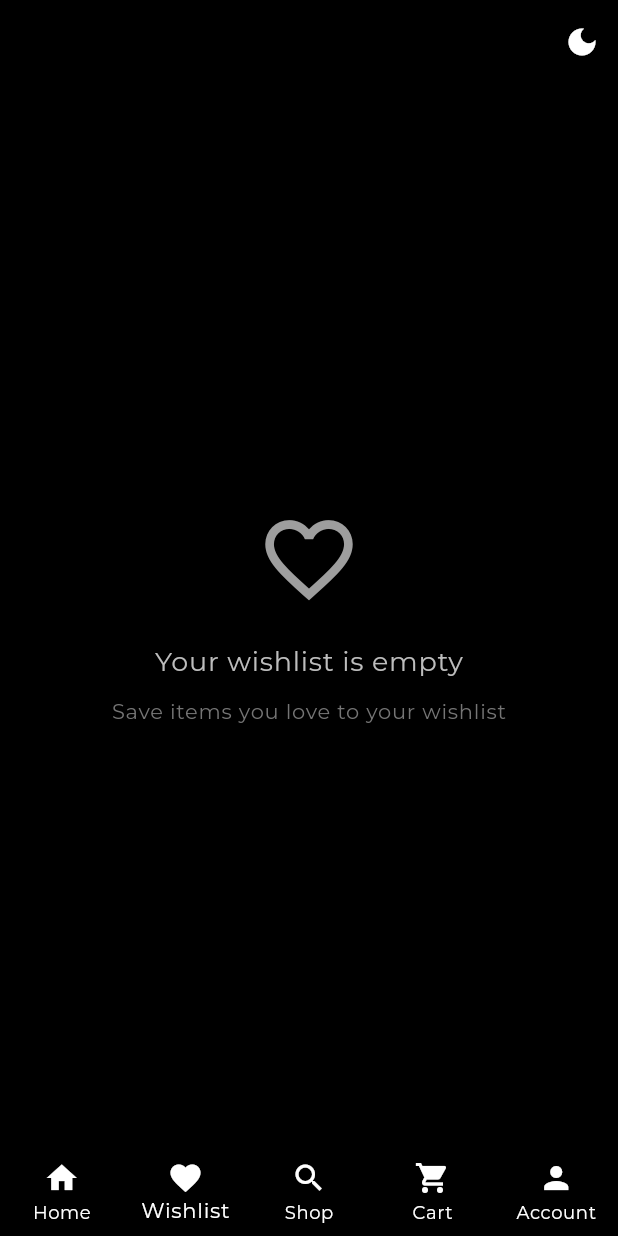
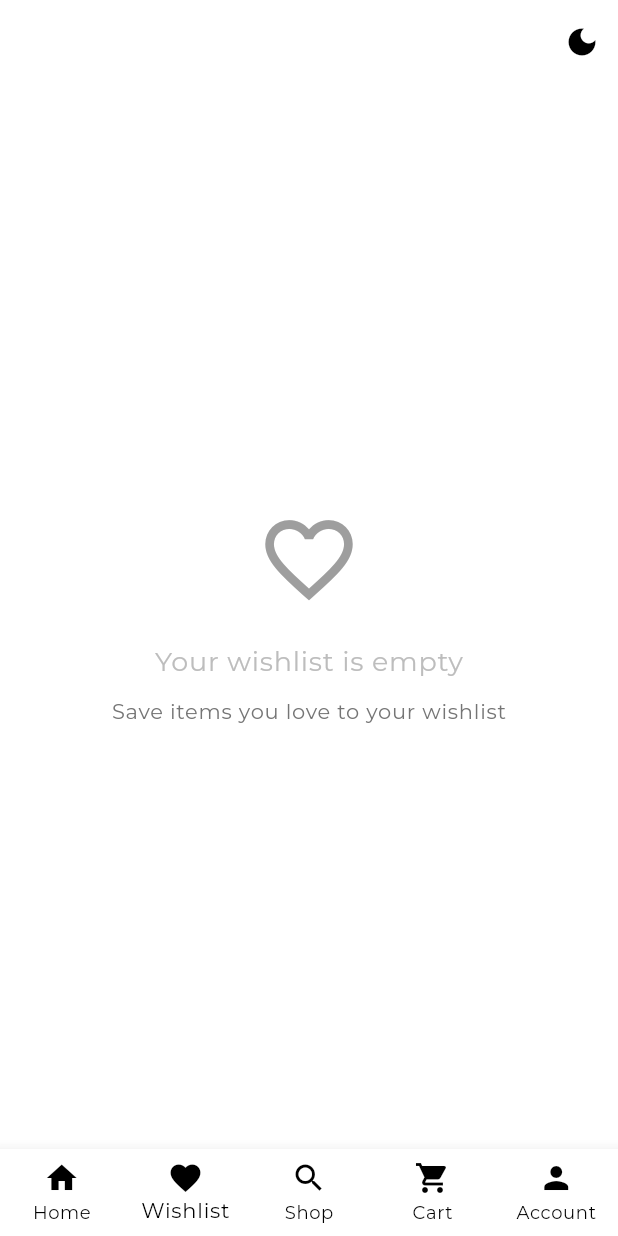
Before and after one commit to shereemorrison/bid, a Flutter app: the screen it shows after launch, item 2 of the bottom bar chosen, on a phone screen of 412 x 824 dp. Run offline on Flutter 3.47's test engine with Material 3 defaults, Android fonts, the phone set to English and light mode, and no system bars; our stand-ins replace flutter_riverpod, go_router, google_fonts, shared_preferences, supabase_flutter; missing offline and left inert: flutter_stripe; accounts and stored records are empty; network calls fail.

Commit message:
Fixed lightmode/darkmode toggle

```diff
--- a/lib/main.dart
+++ b/lib/main.dart
@@ -61,12 +61,14 @@ class MyApp extends ConsumerWidget {
     final guestId = ref.read(guestUserIdProvider);
     print('App started with guest user ID: $guestId');
 
+    final isDarkMode = ref.watch(isDarkModeProvider);
+
       return MaterialApp.router(
         debugShowCheckedModeBanner: false,
         title: 'B.I.D.',
         theme: lightMode,
         darkTheme: darkMode,
-        themeMode: ThemeMode.dark,
+        themeMode: isDarkMode ? ThemeMode.dark : ThemeMode.light,
         routerConfig: goRouter,
       );
   }
--- a/lib/respositories/user_repository.dart
+++ b/lib/respositories/user_repository.dart
@@ -84,7 +84,7 @@ class UserRepository extends BaseRepository {
         return;
       }
 
-      // Generate a user ID (similar to your old implementation)
+      // Generate a user ID
       final random = Random();
       final userId = random.nextInt(100000) + 1;
 
```
Also changed, not shown: lib/components/auth/checkout_register_view.dart (+4 -4 lines).
